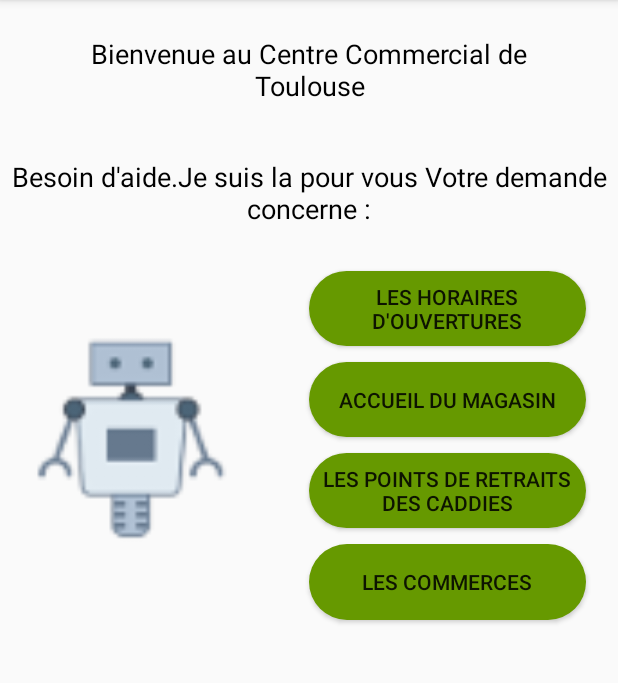
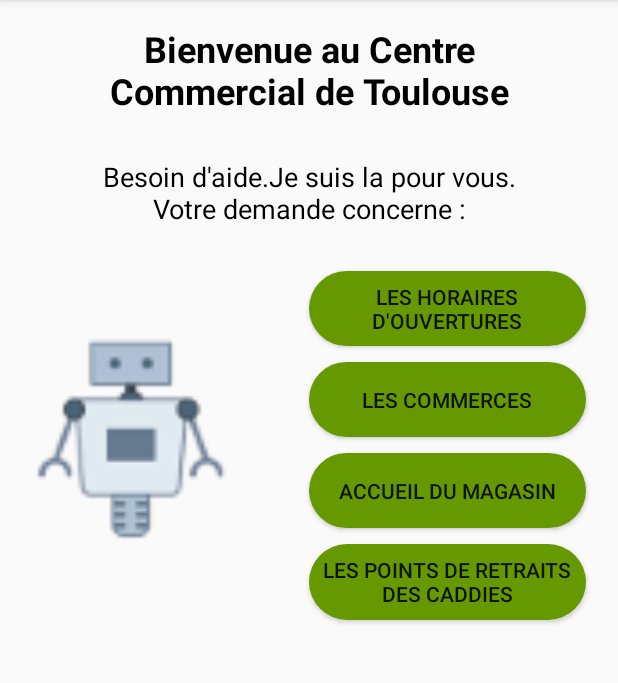
Before and after one commit to Clairehere/CentreCommercialRobot, an Android app: the screen it shows after launch (MainActivity), on a phone screen of 412 x 824 dp, the part 84-767 px from its top. Run offline under Robolectric (Android 15) with nearby library versions, the phone set to English and light mode, and no system bars.

Commit message:
visibility Robot tv

```diff
--- a/app/src/main/java/com/example/wilder/centrecommercialrobot/GridAdapter.java
+++ b/app/src/main/java/com/example/wilder/centrecommercialrobot/GridAdapter.java
@@ -67,9 +67,6 @@ public class GridAdapter extends BaseAdapter implements Filterable {
 
 
 
-
-
-
         return convertView;
     }
 
--- a/app/src/main/res/layout/activity_main.xml
+++ b/app/src/main/res/layout/activity_main.xml
@@ -29,7 +29,8 @@
         android:gravity="center"
         android:text="@string/welcome"
         android:textColor="@android:color/black"
-        android:textSize="18sp"
+        android:textSize="24sp"
+        android:textStyle="bold"
         app:layout_constraintEnd_toEndOf="parent"
         app:layout_constraintHorizontal_bias="0.503"
         app:layout_constraintStart_toStartOf="parent"
@@ -75,6 +76,17 @@
             tools:layout_editor_absoluteY="315dp" />
 
         <Button
+            android:id="@+id/btn_shop"
+            android:layout_width="match_parent"
+            android:layout_height="wrap_content"
+            android:layout_margin="5dp"
+            android:layout_weight="1"
+            android:background="@drawable/btn"
+            android:text="@string/go_commerce"
+            tools:layout_editor_absoluteX="205dp"
+            tools:layout_editor_absoluteY="231dp" />
+
+        <Button
             android:id="@+id/btn_home"
             android:layout_width="match_parent"
             android:layout_height="wrap_content"
@@ -95,17 +107,6 @@
             android:text="@string/caddy"
             tools:layout_editor_absoluteX="104dp"
             tools:layout_editor_absoluteY="365dp" />
-
-        <Button
-            android:id="@+id/btn_shop"
-            android:layout_width="match_parent"
-            android:layout_height="wrap_content"
-            android:layout_margin="5dp"
-            android:layout_weight="1"
-            android:background="@drawable/btn"
-            android:text="@string/go_commerce"
-            tools:layout_editor_absoluteX="205dp"
-            tools:layout_editor_absoluteY="231dp" />
 
     </LinearLayout>
 
--- a/app/src/main/res/layout/activity_maps.xml
+++ b/app/src/main/res/layout/activity_maps.xml
@@ -406,6 +406,7 @@
         android:layout_marginLeft="8dp"
         android:layout_marginRight="8dp"
         android:layout_marginStart="8dp"
+        android:visibility="invisible"
         app:layout_constraintBottom_toTopOf="@+id/iv_here"
         app:layout_constraintEnd_toEndOf="parent"
         app:layout_constraintStart_toStartOf="parent"
@@ -420,8 +421,9 @@
         android:layout_marginLeft="8dp"
         android:layout_marginRight="8dp"
         android:layout_marginStart="8dp"
-        android:text="Suivez moi"
-        android:textColor="@android:color/black"
+        android:text="@string/go"
+        android:shadowColor="@android:color/black"
+        android:textColor="@android:color/holo_red_dark"
         android:textSize="24sp"
         android:visibility="invisible"
         app:layout_constraintBottom_toTopOf="@+id/iv_robot"
--- a/app/src/main/res/values/strings.xml
+++ b/app/src/main/res/values/strings.xml
@@ -1,10 +1,9 @@
 <resources>
     <string name="app_name">CentreCommercialRobot</string>
-    <string name="infos">Desciption : ec minus feminae quoque calamitatum participes fuere similium. nam ex hoc quoque sexu peremptae sunt originis altae conplures, adulteriorum flagitiis obnoxiae vel stuprorum. inter quas notiores fuere Claritas et Flaviana</string>
     <string name="shop">Vos magasins</string>
     <string name="back_map">Retourner sur le plan</string>
     <string name="welcome">Bienvenue au Centre Commercial   de Toulouse</string>
-    <string name="help">Besoin d\'aide.Je suis la pour vous  Votre demande concerne :</string>
+    <string name="help">Besoin d\'aide.Je suis la pour vous.\nVotre demande concerne :</string>
     <string name="hours">Les horaires d\'ouvertures</string>
     <string name="home">Accueil du magasin</string>
     <string name="caddy">Les points de retraits des caddies</string>
@@ -33,4 +32,5 @@
     <string name="time2">Temps de marche : 1 min</string>
     <string name="time3">Temps de marche : 3 min</string>
     <string name="back">Retour</string>
+    <string name="go">Suivez moi</string>
 </resources>
```
Also changed, not shown: app/src/main/java/com/example/wilder/centrecommercialrobot/MapsActivity.java (+10 -4 lines).
